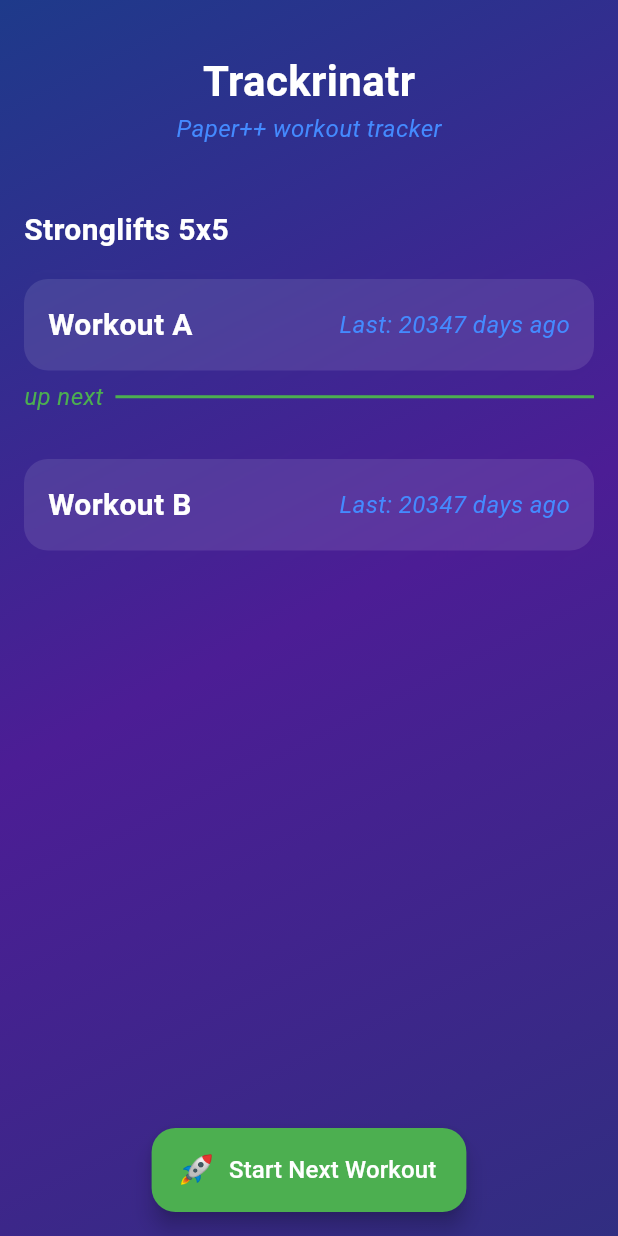
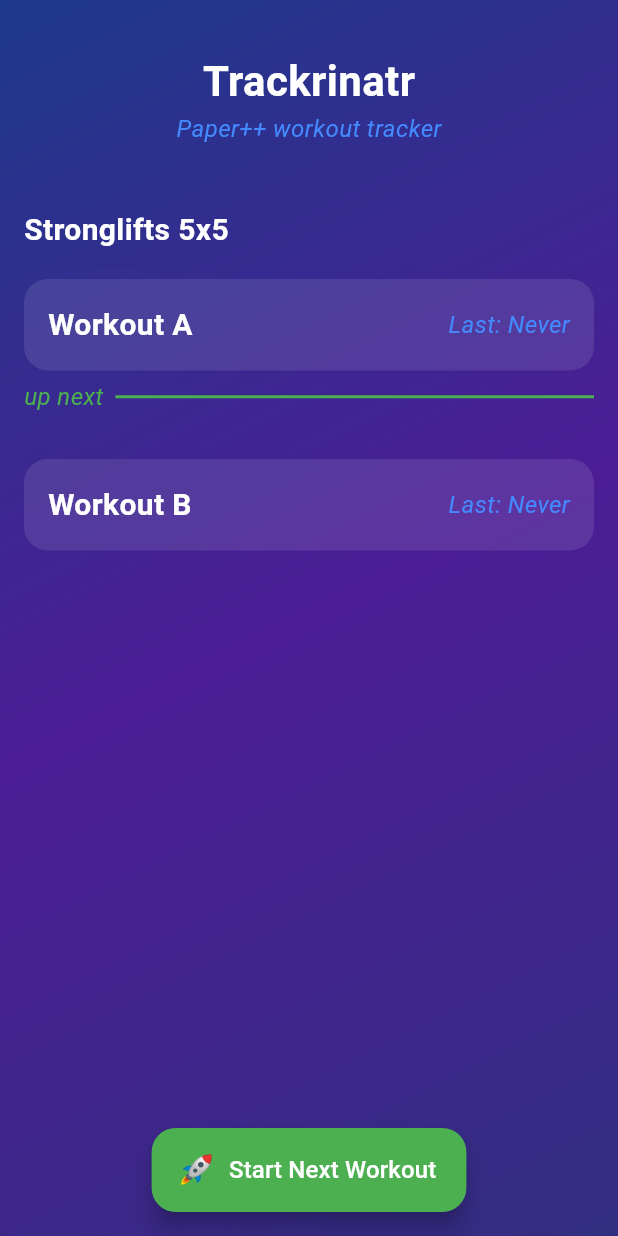
Before and after one commit to c3hmke/trackrinatr, a Flutter app: the screen it shows after launch, on a phone screen of 412 x 824 dp. Run offline on Flutter 3.47's test engine with Material 3 defaults, Android fonts, the phone set to English and light mode, and no system bars; our stand-ins replace hive_flutter; accounts and stored records are empty.

Commit message:
Make lastCompleted date nullable for never completed workouts

```diff
--- a/lib/app/app_initializer.dart
+++ b/lib/app/app_initializer.dart
@@ -45,12 +45,12 @@ class AppInitializer {
     await workoutRepository.save(Workout(
       name: "Workout A",
       exercises: [squat, bench, row],
-      lastCompleted: DateTime(1970),
+      lastCompleted: null,
     ));
     await workoutRepository.save(Workout(
       name: "Workout B",
       exercises: [squat, ohp, deadlift],
-      lastCompleted: DateTime(1970),
+      lastCompleted: null,
     ));
   }
 }
--- a/lib/models/workout.dart
+++ b/lib/models/workout.dart
@@ -2,7 +2,7 @@ import 'package:trackrinatr/models/exercise.dart';
 
 class Workout {
   final String name;
-  DateTime lastCompleted;
+  DateTime? lastCompleted;
   final List<Exercise> exercises;
 
   Workout({
--- a/lib/screens/home_screen.dart
+++ b/lib/screens/home_screen.dart
@@ -42,7 +42,19 @@ class _HomeScreenState extends State<HomeScreen> {
   }
 
   Workout _getNextWorkout(List<Workout> workouts) {
-    workouts.sort((a, b) => b.lastCompleted.compareTo(a.lastCompleted));
+    /// Sort the workouts by date desc (null should be considered newer,
+    /// since that will then go on the list before completed workouts)
+    workouts.sort((a, b) {
+      final aDate = a.lastCompleted;
+      final bDate = b.lastCompleted;
+
+      if (aDate == null && bDate == null) return 0;
+      if (aDate == null) return -1;  // a comes first (newer)
+      if (bDate == null) return 1;   // b comes first (newer)
+
+      return bDate.compareTo(aDate); // newest first
+    });
+
     return workouts.first;
   }
 
--- a/lib/widgets/workout_list_item.dart
+++ b/lib/widgets/workout_list_item.dart
@@ -14,7 +14,9 @@ class WorkoutListItem extends StatelessWidget {
     required this.onUpdated,
   });
 
-  String formatDate(DateTime date) {
+  String formatDate(DateTime? date) {
+    if (date == null) return "Never";
+
     final diffDays = DateTime.now().difference(date).inDays;
 
     switch (diffDays) {
```
Also changed, not shown: lib/repositories/workout_repository.dart (+8 -3 lines).
